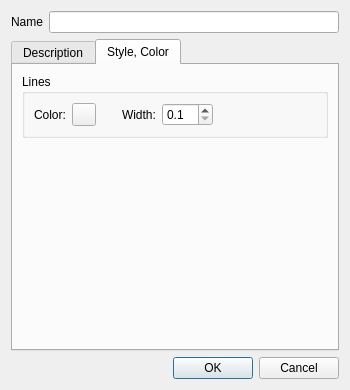
Above: src/plugins/render/annotate/EditPolylineDialog.ui from KDE/marble before the change. Below: the same form after it.
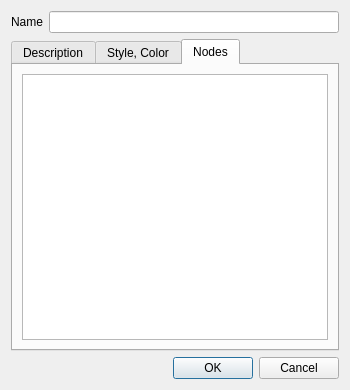
That is the form after the change. The open tabs and pages were chosen to show the change.

```diff
--- a/src/plugins/render/annotate/EditPolylineDialog.ui
+++ b/src/plugins/render/annotate/EditPolylineDialog.ui
@@ -166,6 +166,16 @@
        </item>
       </layout>
      </widget>
+     <widget class="QWidget" name="tab">
+      <attribute name="title">
+       <string>Nodes</string>
+      </attribute>
+      <layout class="QVBoxLayout" name="verticalLayout_3">
+       <item>
+        <widget class="QListView" name="listView"/>
+       </item>
+      </layout>
+     </widget>
     </widget>
    </item>
    <item>
```
